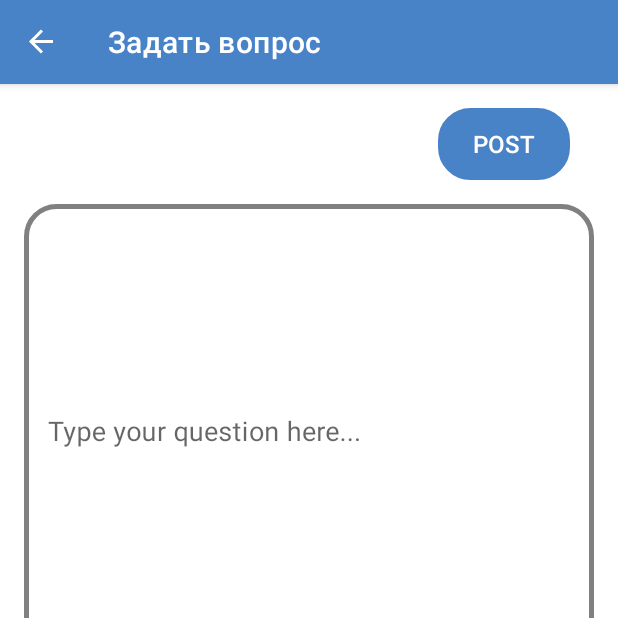
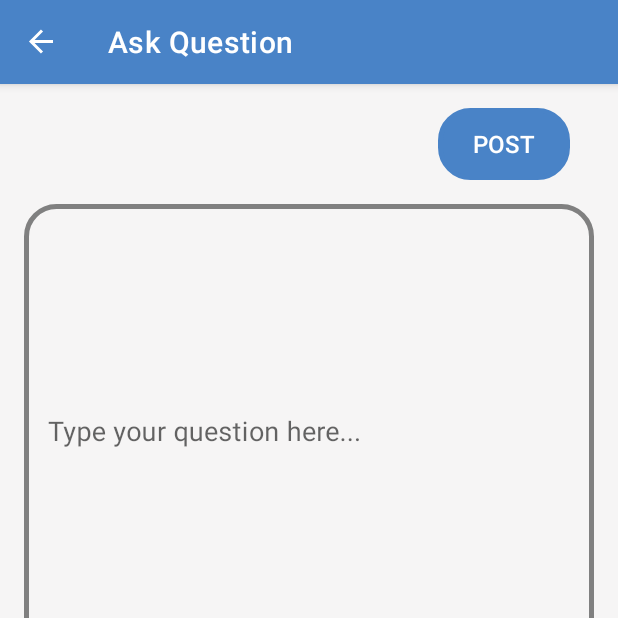
Before and after one commit to SultanSarygulov/UniversityQuestionApp, an Android app: the AskQuestionFragment screen opened through its navigation route, on a phone screen of 412 x 824 dp, the top half of it. Run offline under Robolectric (Android 15) with nearby library versions, the phone set to English and light mode, and no system bars; our stand-ins replace Room's generated code, navigation-ui; 1 statement that could not run was skipped.

```diff
--- a/app/src/main/java/com/example/uqa/data/Post.kt
+++ b/app/src/main/java/com/example/uqa/data/Post.kt
@@ -1,6 +1,7 @@
 package com.example.uqa.data
 
 import android.os.Parcelable
+import androidx.lifecycle.LiveData
 import androidx.room.Entity
 import androidx.room.PrimaryKey
 import kotlinx.parcelize.Parcelize
@@ -14,5 +15,7 @@ data class Post(
     val author: String,
     val date: String,
     var upvotes: Int,
-    var downvotes: Int
+    var downvotes: Int,
+    var isUpvoted: Boolean,
+    var isDownvoted: Boolean,
 ): Parcelable
--- a/app/src/main/java/com/example/uqa/data/room/UQADatabase.kt
+++ b/app/src/main/java/com/example/uqa/data/room/UQADatabase.kt
@@ -7,7 +7,7 @@ import androidx.room.RoomDatabase
 import com.example.uqa.data.Answer
 import com.example.uqa.data.Post
 
-@Database(entities = [Post::class, Answer::class], version = 3, exportSchema = false)
+@Database(entities = [Post::class, Answer::class], version = 4, exportSchema = false)
 abstract class UQADatabase: RoomDatabase() {
 
     abstract fun postsDao(): PostsDao
--- a/app/src/main/java/com/example/uqa/presentation/askQuestion/AskQuestionFragment.kt
+++ b/app/src/main/java/com/example/uqa/presentation/askQuestion/AskQuestionFragment.kt
@@ -56,7 +56,9 @@ class AskQuestionFragment : Fragment() {
             binding.inputName.text.toString(),
             "02/05/2023",
             0,
-            0
+            0,
+            isUpvoted = false,
+            isDownvoted = false
         )
 
         viewModel.addPost(newPost)
--- a/app/src/main/res/layout/activity_main.xml
+++ b/app/src/main/res/layout/activity_main.xml
@@ -4,6 +4,7 @@
     xmlns:tools="http://schemas.android.com/tools"
     android:layout_width="match_parent"
     android:layout_height="match_parent"
+    android:background="#F6F5F5"
     tools:context=".presentation.MainActivity">
 
     <androidx.fragment.app.FragmentContainerView
--- a/app/src/main/res/layout/fragment_home.xml
+++ b/app/src/main/res/layout/fragment_home.xml
@@ -4,6 +4,7 @@
     xmlns:tools="http://schemas.android.com/tools"
     android:layout_width="match_parent"
     android:layout_height="match_parent"
+    android:background="#F6F5F5"
     tools:context=".presentation.home.HomeFragment">
 
     <androidx.appcompat.widget.SearchView
@@ -16,6 +17,8 @@
         app:iconifiedByDefault="false"
         app:queryBackground="@null"
         app:queryHint="Search"
+        android:background="@drawable/shape_cornered_button"
+        android:backgroundTint="@color/white"
         android:cropToPadding="true"
         app:layout_constraintEnd_toEndOf="parent"
         app:layout_constraintHorizontal_bias="0.5"
--- a/app/src/main/res/navigation/navgraph.xml
+++ b/app/src/main/res/navigation/navgraph.xml
@@ -8,7 +8,7 @@
     <fragment
         android:id="@+id/homeFragment"
         android:name="com.example.uqa.presentation.home.HomeFragment"
-        android:label="Главная"
+        android:label="Home"
         tools:layout="@layout/fragment_home">
         <action
             android:id="@+id/action_homeFragment_to_questionFragment"
@@ -20,7 +20,7 @@
     <fragment
         android:id="@+id/questionFragment"
         android:name="com.example.uqa.presentation.question.QuestionFragment"
-        android:label="Вопрос"
+        android:label="Question"
         tools:layout="@layout/fragment_question">
         <argument
             android:name="currentPost"
@@ -29,6 +29,6 @@
     <fragment
         android:id="@+id/askQuestionFragment"
         android:name="com.example.uqa.presentation.askQuestion.AskQuestionFragment"
-        android:label="Задать вопрос"
+        android:label="Ask Question"
         tools:layout="@layout/fragment_ask_question" />
 </navigation>
```
Also changed, not shown: app/src/main/java/com/example/uqa/presentation/home/HomeFragment.kt (+0 -14 lines), app/src/main/java/com/example/uqa/presentation/question/QuestionFragment.kt (+56 -2 lines), app/src/main/res/layout/fragment_question.xml (+7 -4 lines).
